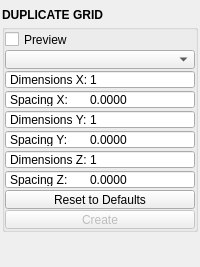
Before: the Qt Designer form mayatk/edit_utils/duplicate_grid.ui in m3trik/mayatk, drawn with Qt 5.
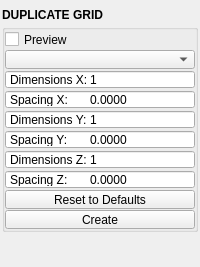
After: the same form once the commit is applied. Custom widgets are drawn as their Qt base class.

Patch:
```diff
--- a/mayatk/edit_utils/duplicate_grid.ui
+++ b/mayatk/edit_utils/duplicate_grid.ui
@@ -19,7 +19,7 @@
   <property name="dockOptions">
    <set>QMainWindow::AllowNestedDocks|QMainWindow::AllowTabbedDocks|QMainWindow::AnimatedDocks|QMainWindow::ForceTabbedDocks</set>
   </property>
-  <property name="bnabled" stdset="0">
+  <property name="enabled" stdset="0">
    <bool>true</bool>
   </property>
   <widget class="QWidget" name="central_widget">
@@ -455,7 +455,7 @@
              <property name="flat">
               <bool>false</bool>
              </property>
-             <property name="bnabled" stdset="0">
+             <property name="enabled" stdset="0">
               <bool>true</bool>
              </property>
             </widget>
```
Left out of the diff: 18 changed lines with no effect on the pictures.
